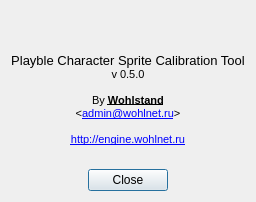
Above: PlayableCalibrator/about/about.ui from WohlSoft/Moondust-Project before the change. Below: the same form after it.
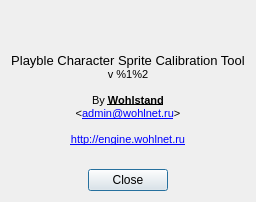
That is the form after the change. Icons and pictures are not drawn.

```diff
--- a/PlayableCalibrator/about/about.ui
+++ b/PlayableCalibrator/about/about.ui
@@ -37,7 +37,7 @@
 &lt;p align=&quot;center&quot; style=&quot; margin-top:0px; margin-bottom:0px; margin-left:0px; margin-right:0px; -qt-block-indent:0; text-indent:0px;&quot;&gt;&lt;img src=&quot;:/images/Icon48.png&quot; /&gt;&lt;/p&gt;
 &lt;p align=&quot;center&quot; style=&quot;-qt-paragraph-type:empty; margin-top:0px; margin-bottom:0px; margin-left:0px; margin-right:0px; -qt-block-indent:0; text-indent:0px;&quot;&gt;&lt;/p&gt;
 &lt;p align=&quot;center&quot; style=&quot; margin-top:0px; margin-bottom:0px; margin-left:0px; margin-right:0px; -qt-block-indent:0; text-indent:0px;&quot;&gt;&lt;span style=&quot; font-size:10pt;&quot;&gt;Playble Character Sprite Calibration Tool&lt;/span&gt;&lt;/p&gt;
-&lt;p align=&quot;center&quot; style=&quot; margin-top:0px; margin-bottom:0px; margin-left:0px; margin-right:0px; -qt-block-indent:0; text-indent:0px;&quot;&gt;&lt;span style=&quot; font-size:8pt;&quot;&gt;v 0.5.0&lt;/span&gt;&lt;/p&gt;
+&lt;p align=&quot;center&quot; style=&quot; margin-top:0px; margin-bottom:0px; margin-left:0px; margin-right:0px; -qt-block-indent:0; text-indent:0px;&quot;&gt;&lt;span style=&quot; font-size:8pt;&quot;&gt;v %1%2&lt;/span&gt;&lt;/p&gt;
 &lt;p align=&quot;center&quot; style=&quot;-qt-paragraph-type:empty; margin-top:0px; margin-bottom:0px; margin-left:0px; margin-right:0px; -qt-block-indent:0; text-indent:0px; font-size:8pt;&quot;&gt;&lt;/p&gt;
 &lt;p align=&quot;center&quot; style=&quot; margin-top:0px; margin-bottom:0px; margin-left:0px; margin-right:0px; -qt-block-indent:0; text-indent:0px;&quot;&gt;&lt;span style=&quot; font-size:8pt;&quot;&gt;By &lt;/span&gt;&lt;span style=&quot; font-size:8pt; font-weight:600; text-decoration: underline;&quot;&gt;Wohlstand&lt;br /&gt;&lt;/span&gt;&lt;span style=&quot; font-size:8pt;&quot;&gt;&amp;lt;&lt;/span&gt;&lt;a href=&quot;mailto:admin@wohlnet.ru&quot;&gt;&lt;span style=&quot; font-size:8pt; text-decoration: underline; color:#0000ff;&quot;&gt;admin@wohlnet.ru&lt;/span&gt;&lt;/a&gt;&lt;span style=&quot; font-size:8pt;&quot;&gt;&amp;gt;&lt;/span&gt;&lt;/p&gt;
 &lt;p align=&quot;center&quot; style=&quot;-qt-paragraph-type:empty; margin-top:0px; margin-bottom:0px; margin-left:0px; margin-right:0px; -qt-block-indent:0; text-indent:0px; font-size:8pt;&quot;&gt;&lt;/p&gt;
```
Left out of the diff: 2 changed lines with no effect on the pictures.
